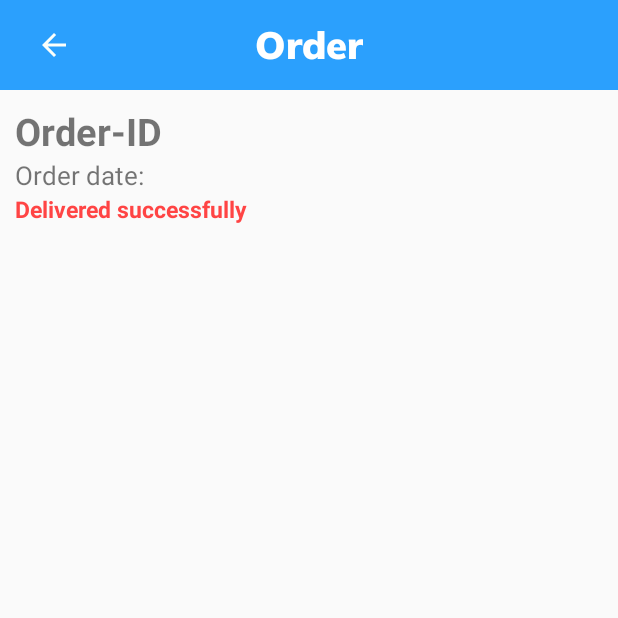
After one commit to ITEC-Group-DPT/TechNow, an Android app: the OrderDetail screen opened directly, with no data from a screen before it, on a phone screen of 412 x 824 dp, the top half of it. The commit adds this screen. Run offline under Robolectric (Android 15) with nearby library versions, the phone set to English and light mode, and no system bars.

Commit message:
ongoing OrderDetail

```diff
--- /dev/null
+++ b/app/src/main/java/com/example/projectlogin/OrderDetail.java
@@ -0,0 +1,19 @@
+package com.example.projectlogin;
+
+import androidx.appcompat.app.AppCompatActivity;
+
+import android.os.Bundle;
+import android.view.View;
+
+public class OrderDetail extends AppCompatActivity {
+
+    @Override
+    protected void onCreate(Bundle savedInstanceState) {
+        super.onCreate(savedInstanceState);
+        setContentView(R.layout.activity_order_detail);
+    }
+
+    public void Back_favorite(View view) {
+        onBackPressed();
+    }
+}
--- a/app/src/main/java/com/example/projectlogin/OrderHistoryActivity.java
+++ b/app/src/main/java/com/example/projectlogin/OrderHistoryActivity.java
@@ -34,11 +34,12 @@ public class OrderHistoryActivity extends AppCompatActivity {
                 if (snapshot.exists()) {
                     for (DataSnapshot dataSnapshot : snapshot.getChildren()) {
                         for (DataSnapshot _dataSnapshot : dataSnapshot.getChildren()) {
+                            if (_dataSnapshot.getKey().equals("Customer")) continue;
                             Product product = _dataSnapshot.getValue(Product.class);
                             product.setOrderID(dataSnapshot.getKey());
                             cart.addItem(product);
                         }
-                        cart.setID(dataSnapshot.getKey());
+                        //cart.setID(dataSnapshot.getKey());
                         Collections.sort(cart.getCartArrList(), new Comparator<Product>() {
                             public int compare(Product p1, Product p2) {
                                 int p1_key = Integer.parseInt(p1.getOrderID().substring(6));
--- /dev/null
+++ b/app/src/main/res/layout/activity_order_detail.xml
@@ -0,0 +1,82 @@
+<?xml version="1.0" encoding="utf-8"?>
+<LinearLayout xmlns:android="http://schemas.android.com/apk/res/android"
+    xmlns:tools="http://schemas.android.com/tools"
+    android:id="@+id/lnlo"
+    android:layout_width="match_parent"
+    android:layout_height="match_parent"
+    android:orientation="vertical"
+    android:transitionName="favorite"
+    tools:context=".OrderDetail">
+
+    <androidx.appcompat.widget.Toolbar
+        android:id="@+id/toolbar"
+        android:layout_width="match_parent"
+        android:layout_height="60dp"
+        android:background="@color/colorPrimary"
+        android:minHeight="@android:dimen/app_icon_size">
+
+        <ImageButton
+            android:id="@+id/back_button"
+            android:layout_width="40dp"
+            android:layout_height="40dp"
+            android:background="@color/appTheme"
+            android:onClick="Back_favorite"
+            android:src="@drawable/back_icon" />
+
+        <TextView
+            android:layout_width="wrap_content"
+            android:layout_height="wrap_content"
+            android:layout_gravity="center"
+            android:fontFamily="@font/muli_black"
+            android:text="Order"
+            android:textColor="@color/colorSecondary"
+            android:textSize="25sp"
+            android:textStyle="bold" />
+    </androidx.appcompat.widget.Toolbar>
+
+    <androidx.swiperefreshlayout.widget.SwipeRefreshLayout
+        android:id="@+id/refresh"
+        android:layout_width="wrap_content"
+        android:layout_height="wrap_content">
+
+        <LinearLayout
+            android:padding="10dp"
+            android:layout_width="match_parent"
+            android:layout_height="wrap_content"
+            android:orientation="vertical">
+
+            <TextView
+                android:id="@+id/detail_order_id"
+                android:layout_width="wrap_content"
+                android:layout_height="wrap_content"
+                android:text="Order-ID"
+                android:textSize="25sp"
+                android:textStyle="bold"/>
+
+            <TextView
+                android:id="@+id/detail_order_date"
+                android:layout_width="wrap_content"
+                android:layout_height="wrap_content"
+                android:textSize="17sp"
+                android:text="Order date: "/>
+
+            <TextView
+                android:layout_width="wrap_content"
+                android:layout_height="wrap_content"
+                android:textSize="15sp"
+                android:text="Delivered successfully"
+                android:textColor="@android:color/holo_red_light"
+                android:textStyle="bold"/>
+
+
+
+        </LinearLayout>
+    </androidx.swiperefreshlayout.widget.SwipeRefreshLayout>
+
+
+    <View
+        android:layout_width="match_parent"
+        android:layout_height="1dp"
+        android:background="@android:color/darker_gray" />
+
+</LinearLayout>
```
Also changed, not shown: app/src/main/AndroidManifest.xml (+5 -5 lines), app/src/main/java/com/example/projectlogin/Cart.java (+0 -9 lines), app/src/main/java/com/example/projectlogin/OrderHistory.java (+9 -0 lines), app/src/main/java/com/example/projectlogin/PaymentActivity.java (+21 -2 lines), app/src/main/res/layout/activity_payment.xml (+0 -8 lines).
